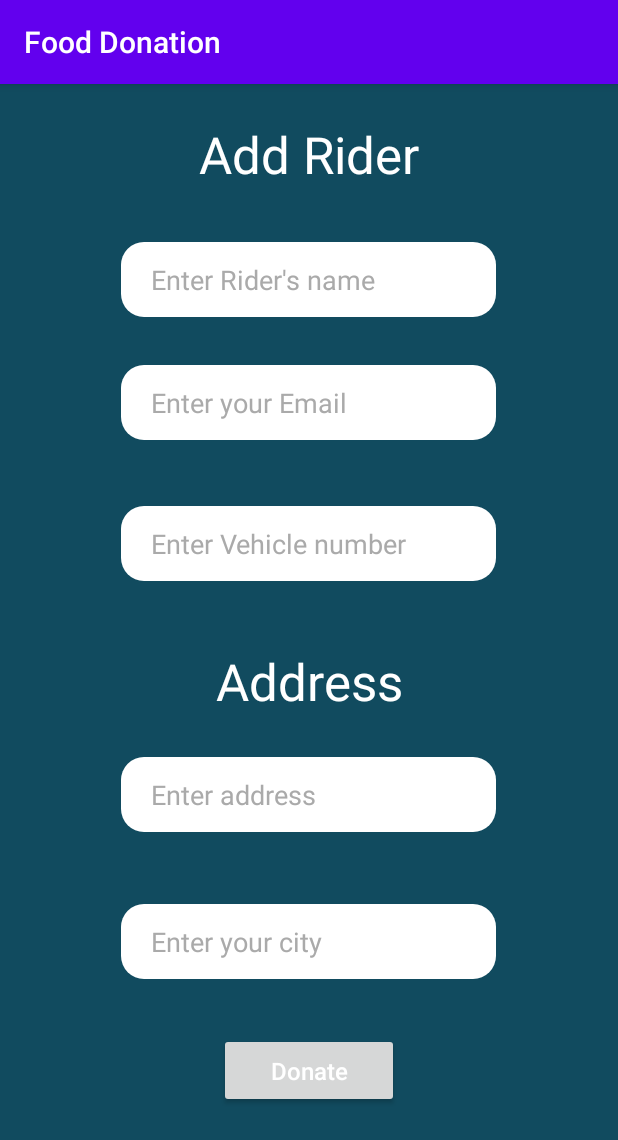
After one commit to abdullah599/FoodDonation, an Android app: the RiderSignup2 screen opened directly, with no data from a screen before it, on a phone screen of 412 x 824 dp. The commit adds this screen. Shown: the top 1140 px of the screen. Run offline under Robolectric (Android 15) with nearby library versions, the phone set to English and light mode, and no system bars.

Commit message:
Added "Add rider Page"

```diff
--- a/app/src/main/java/com/example/fooddonation/MainActivity.kt
+++ b/app/src/main/java/com/example/fooddonation/MainActivity.kt
@@ -29,7 +29,7 @@ class MainActivity : AppCompatActivity() {
                 //Toast.makeText(applicationContext, "yes", Toast.LENGTH_SHORT).show()
                 if (FirebaseAuth.getInstance().currentUser == null)
                 {
-                    val i = Intent(applicationContext, Login::class.java)
+                    val i = Intent(applicationContext, AdminDashboard::class.java)
                 startActivity(i)
                 finish()
                 }
--- /dev/null
+++ b/app/src/main/java/com/example/fooddonation/RiderSignup2.kt
@@ -0,0 +1,11 @@
+package com.example.fooddonation
+
+import androidx.appcompat.app.AppCompatActivity
+import android.os.Bundle
+
+class RiderSignup2 : AppCompatActivity() {
+	override fun onCreate(savedInstanceState: Bundle?) {
+		super.onCreate(savedInstanceState)
+		setContentView(R.layout.activity_rider_signup2)
+	}
+}
--- /dev/null
+++ b/app/src/main/res/layout/activity_rider_signup2.xml
@@ -0,0 +1,133 @@
+<?xml version="1.0" encoding="utf-8"?>
+<androidx.constraintlayout.widget.ConstraintLayout xmlns:android="http://schemas.android.com/apk/res/android"
+    xmlns:app="http://schemas.android.com/apk/res-auto"
+    xmlns:tools="http://schemas.android.com/tools"
+    android:layout_width="match_parent"
+    android:layout_height="match_parent"
+    android:background="@color/background"
+    tools:context=".FoodForm">
+
+    <TextView
+        android:id="@+id/tv_addrider"
+        android:layout_width="wrap_content"
+        android:layout_height="wrap_content"
+        android:layout_marginTop="24dp"
+        android:text="Add Rider"
+        android:textColor="@color/white"
+        android:textSize="34sp"
+        app:layout_constraintEnd_toEndOf="parent"
+        app:layout_constraintStart_toStartOf="parent"
+        app:layout_constraintTop_toTopOf="parent" />
+
+    <EditText
+        android:id="@+id/et_rname"
+        android:layout_width="250dp"
+        android:layout_height="50dp"
+        android:layout_marginTop="36dp"
+        android:background="@drawable/edit_text"
+        android:ems="10"
+        android:hint="Enter Rider's name"
+        android:inputType="textPersonName"
+        android:paddingStart="20dp"
+        android:textColor="@color/black"
+        android:textColorHint="@android:color/darker_gray"
+        app:layout_constraintEnd_toEndOf="parent"
+        app:layout_constraintHorizontal_bias="0.496"
+        app:layout_constraintStart_toStartOf="parent"
+        app:layout_constraintTop_toBottomOf="@+id/tv_addrider" />
+
+    <EditText
+        android:id="@+id/et_remail"
+        android:layout_width="250dp"
+        android:layout_height="50dp"
+        android:layout_marginTop="32dp"
+        android:background="@drawable/edit_text"
+        android:ems="10"
+        android:hint="Enter your Email"
+        android:inputType="textEmailAddress"
+        android:paddingStart="20dp"
+        android:textColor="@color/black"
+        android:textColorHint="@android:color/darker_gray"
+        app:layout_constraintEnd_toEndOf="@+id/et_rname"
+        app:layout_constraintHorizontal_bias="0.0"
+        app:layout_constraintStart_toStartOf="@+id/et_rname"
+        app:layout_constraintTop_toBottomOf="@+id/et_rname" />
+
+    <Button
+        android:id="@+id/btn_radd"
+        android:layout_width="120dp"
+        android:layout_height="50dp"
+        android:layout_marginTop="36dp"
+        android:text="Donate"
+        android:textAllCaps="false"
+        android:textColor="@color/white"
+        android:textSize="16sp"
+        app:cornerRadius="16dp"
+        app:layout_constraintEnd_toEndOf="@+id/et_city"
+        app:layout_constraintStart_toStartOf="@+id/et_city"
+        app:layout_constraintTop_toBottomOf="@+id/et_city" />
+
+    <EditText
+        android:id="@+id/et_bikeno"
+        android:layout_width="250dp"
+        android:layout_height="50dp"
+        android:layout_marginTop="44dp"
+        android:background="@drawable/edit_text"
+        android:ems="10"
+        android:hint="Enter Vehicle number"
+        android:inputType="date"
+        android:paddingStart="20dp"
+        android:textColor="@color/black"
+        android:textColorHint="@android:color/darker_gray"
+        app:layout_constraintEnd_toEndOf="@+id/et_remail"
+        app:layout_constraintHorizontal_bias="0.0"
+        app:layout_constraintStart_toStartOf="@+id/et_remail"
+        app:layout_constraintTop_toBottomOf="@+id/et_remail" />
+
+    <TextView
+        android:id="@+id/tv_caddress"
+        android:layout_width="wrap_content"
+        android:layout_height="wrap_content"
+        android:layout_marginTop="44dp"
+        android:text="Address"
+        android:textColor="@color/white"
+        android:textSize="34sp"
+        app:layout_constraintEnd_toEndOf="@+id/tv_addrider"
+        app:layout_constraintStart_toStartOf="@+id/tv_addrider"
+        app:layout_constraintTop_toBottomOf="@+id/et_bikeno" />
+
+    <EditText
+        android:id="@+id/et_add"
+        android:layout_width="250dp"
+        android:layout_height="50dp"
+        android:layout_marginTop="28dp"
+        android:background="@drawable/edit_text"
+        android:ems="10"
+        android:hint="Enter address"
+        android:inputType="textPersonName"
+        android:paddingStart="20dp"
+        android:textColor="@color/black"
+        android:textColorHint="@android:color/darker_gray"
+        app:layout_constraintEnd_toEndOf="@+id/et_bikeno"
+        app:layout_constraintHorizontal_bias="1.0"
+        app:layout_constraintStart_toStartOf="@+id/et_bikeno"
+        app:layout_constraintTop_toBottomOf="@+id/tv_caddress" />
+
+    <EditText
+        android:id="@+id/et_city"
+        android:layout_width="250dp"
+        android:layout_height="50dp"
+        android:layout_marginTop="48dp"
+        android:background="@drawable/edit_text"
+        android:ems="10"
+        android:hint="Enter your city"
+        android:inputType="textPersonName"
+        android:paddingStart="20dp"
+        android:textColor="@color/black"
+        android:textColorHint="@android:color/darker_gray"
+        app:layout_constraintEnd_toEndOf="@+id/et_add"
+        app:layout_constraintHorizontal_bias="0.0"
+        app:layout_constraintStart_toStartOf="@+id/et_add"
+        app:layout_constraintTop_toBottomOf="@+id/et_add" />
+
+</androidx.constraintlayout.widget.ConstraintLayout>
--- a/app/src/main/res/navigation/mobile_navigation3.xml
+++ b/app/src/main/res/navigation/mobile_navigation3.xml
@@ -17,8 +17,9 @@
         android:label="History"
         tools:layout="@layout/fragment_rider_history" />
 
-    <fragment
+    <activity
         android:id="@+id/Rider_nav_logout"
-        android:label="@string/menu_slideshow"
+        android:name="com.example.fooddonation.Login"
+        android:label="Logout"
         tools:layout="@layout/activity_login" />
 </navigation>
```
Also changed, not shown: app/src/main/AndroidManifest.xml (+9 -3 lines), app/src/main/java/com/example/fooddonation/AdminDashboard.kt (+7 -1 lines), app/src/main/java/com/example/fooddonation/RiderSignup.kt (added, +11 -0 lines), app/src/main/res/layout/activity_rider_signup.xml (added, +118 -0 lines).
